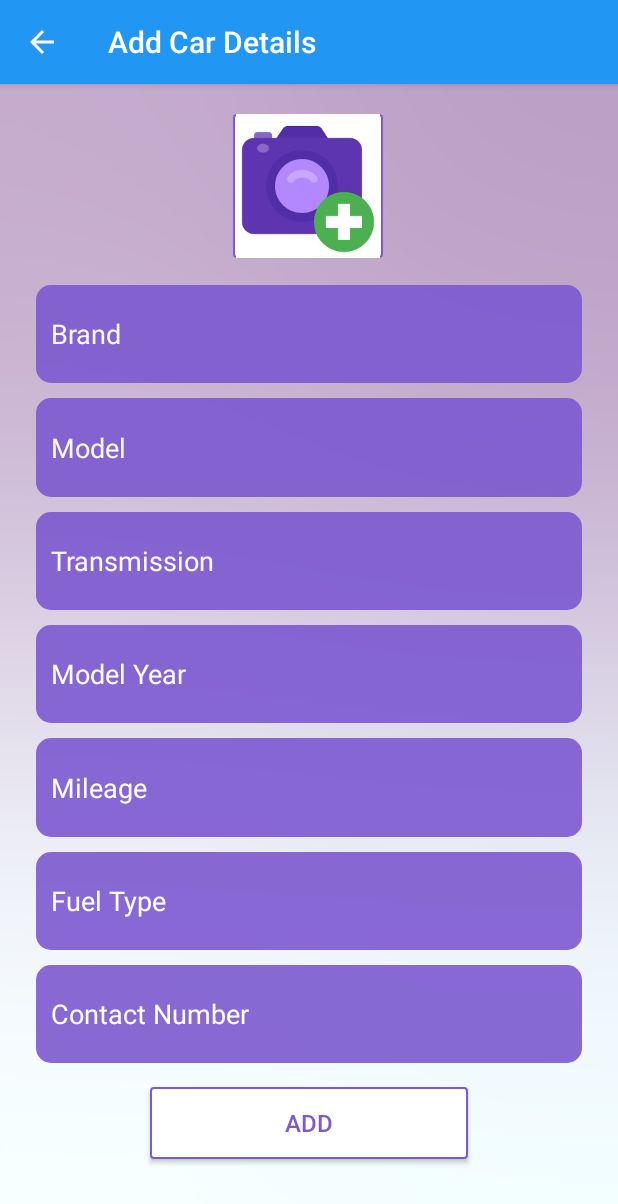
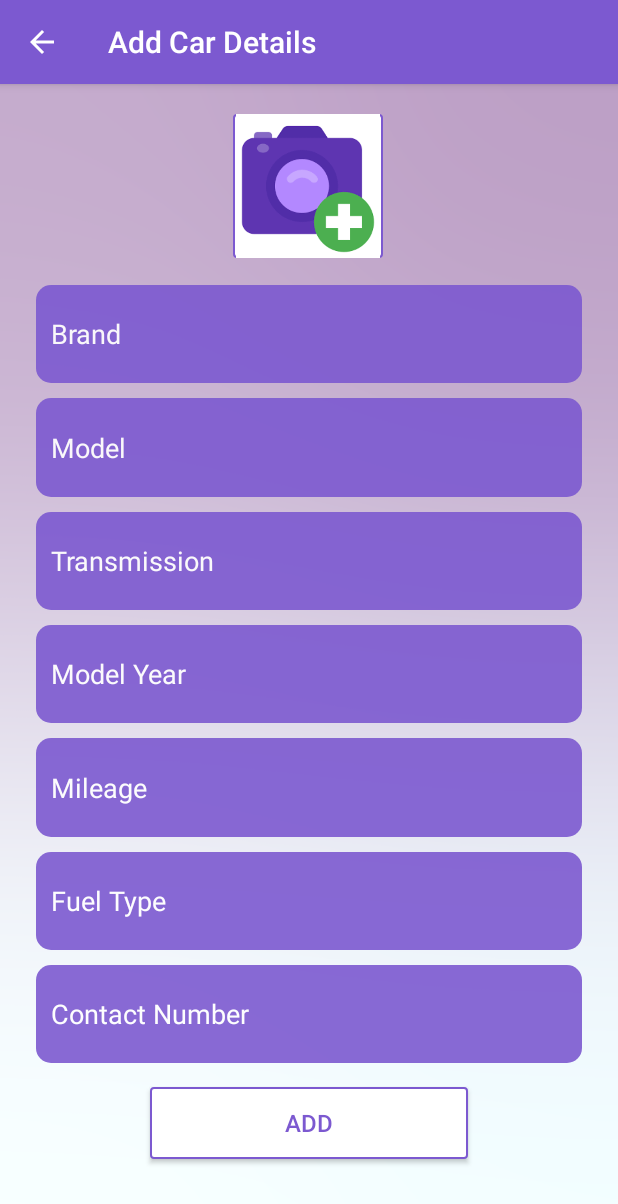
Before and after one commit to TharkanaVish/Car-Mart, an Android app: the AddNewCar screen opened directly, with no data from a screen before it, on a phone screen of 412 x 824 dp. Shown: the top 1204 px of the screen. Run offline under Robolectric (Android 15) with nearby library versions, the phone set to English and light mode, and no system bars; libraries missing offline, so code that uses them is left out: com.theartofdev.edmodo; Roboto replaces fonts that are not available here.

Commit message:
interfaces modified

```diff
--- a/app/src/main/java/com/example/androidapplication/ConstantsC.java
+++ b/app/src/main/java/com/example/androidapplication/ConstantsC.java
@@ -2,7 +2,7 @@ package com.example.androidapplication;
 
 public class ConstantsC {
     //db name
-    public static final String DB_NAME ="CAR_MART_DB";
+    public static final String DB_NAME ="NOTICE_INFO_DB";
     //db version
     public static final int DB_VERSION =1;
     //db table
--- a/app/src/main/res/values/styles.xml
+++ b/app/src/main/res/values/styles.xml
@@ -2,8 +2,8 @@
     <!-- Base application theme. -->
     <style name="AppTheme" parent="Theme.AppCompat.Light.DarkActionBar">
         <!-- Customize your theme here. -->
-        <item name="colorPrimary">@color/colorPrimary</item>
-        <item name="colorPrimaryDark">@color/colorPrimaryDark</item>
+        <item name="colorPrimary">@color/background5</item>
+        <item name="colorPrimaryDark">@color/blue</item>
         <item name="colorAccent">@color/colorAccent</item>
     </style>
 
```
Also changed, not shown: app/src/main/AndroidManifest.xml (+13 -6 lines).
